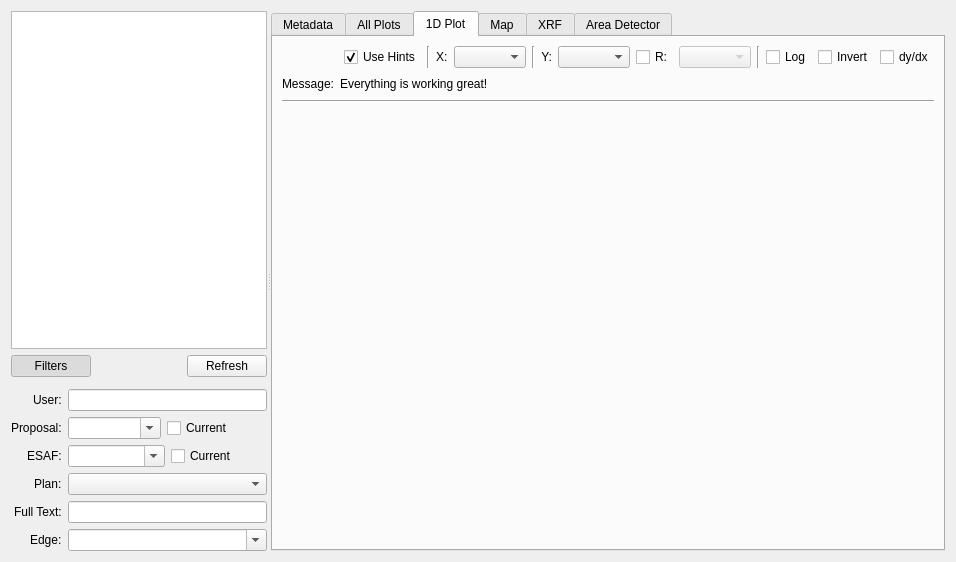
Qt form firefly/run_browser.ui (spc-group/haven) before a commit.
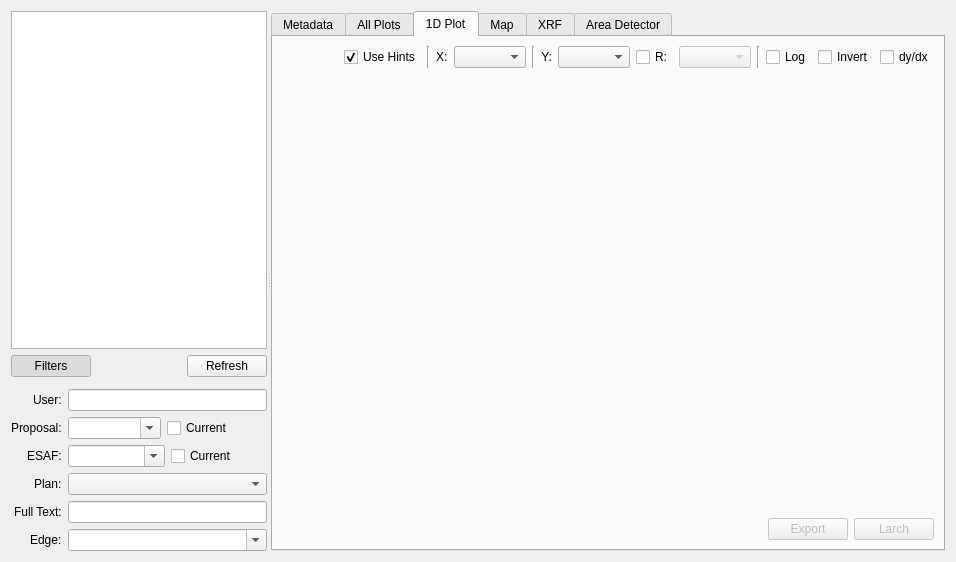
The same form after that commit. Custom widgets are drawn as their Qt base class.

Commit message:
UX improvements to the run browser.
Button icons, sorting for run list, auto column widths.

```diff
--- a/firefly/run_browser.ui
+++ b/firefly/run_browser.ui
@@ -78,7 +78,7 @@
           </spacer>
          </item>
          <item>
-          <widget class="QPushButton" name="pushButton">
+          <widget class="QPushButton" name="refresh_runs_button">
            <property name="text">
             <string>Refresh</string>
            </property>
@@ -473,44 +473,6 @@
           </item>
          </layout>
         </item>
-        <item>
-         <layout class="QHBoxLayout" name="horizontalLayout_7">
-          <item>
-           <widget class="QLabel" name="label_9">
-            <property name="text">
-             <string>Message:</string>
-            </property>
-           </widget>
-          </item>
-          <item>
-           <widget class="QLabel" name="plot_1d_message_label">
-            <property name="text">
-             <string>Everything is working great!</string>
-            </property>
-           </widget>
-          </item>
-          <item>
-           <spacer name="horizontalSpacer_3">
-            <property name="orientation">
-             <enum>Qt::Horizontal</enum>
-            </property>
-            <property name="sizeHint" stdset="0">
-             <size>
-              <width>40</width>
-              <height>20</height>
-             </size>
-            </property>
-           </spacer>
-          </item>
-         </layout>
-        </item>
-        <item>
-         <widget class="Line" name="line_4">
-          <property name="orientation">
-           <enum>Qt::Horizontal</enum>
-          </property>
-         </widget>
-        </item>
         <item>
          <widget class="PlotWidget" name="plot_1d_view" native="true">
           <property name="sizePolicy">
@@ -521,6 +483,43 @@
           </property>
          </widget>
         </item>
+        <item>
+         <layout class="QHBoxLayout" name="horizontalLayout_7">
+          <item>
+           <spacer name="horizontalSpacer_3">
+            <property name="orientation">
+             <enum>Qt::Horizontal</enum>
+            </property>
+            <property name="sizeHint" stdset="0">
+             <size>
+              <width>40</width>
+              <height>20</height>
+             </size>
+            </property>
+           </spacer>
+          </item>
+          <item>
+           <widget class="QPushButton" name="pushButton">
+            <property name="enabled">
+             <bool>false</bool>
+            </property>
+            <property name="text">
+             <string>Export</string>
+            </property>
+           </widget>
+          </item>
+          <item>
+           <widget class="QPushButton" name="pushButton_2">
+            <property name="enabled">
+             <bool>false</bool>
+            </property>
+            <property name="text">
+             <string>Larch</string>
+            </property>
+           </widget>
+          </item>
+         </layout>
+        </item>
        </layout>
       </widget>
       <widget class="QWidget" name="map_tab">
@@ -559,6 +558,11 @@
    <header>pyqtgraph</header>
    <container>1</container>
   </customwidget>
+  <customwidget>
+   <class>RevealButton</class>
+   <extends>QPushButton</extends>
+   <header>firefly.button</header>
+  </customwidget>
  </customwidgets>
  <tabstops>
   <tabstop>run_tableview</tabstop>
```
Left out of the diff: 7 changed lines with no effect on the pictures. The commit also changes 9 other files.
